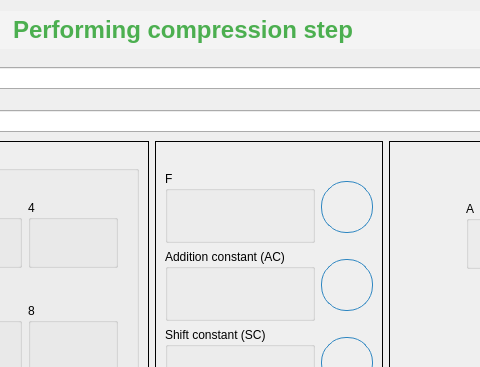
Qt form tabsWidget/tabWidgetMD5/form.ui (VuongVanDuy/hash_function) before a commit; both pictures show x 508 to 988 and y 0 to 367 of the 1382 by 779 pixel window.
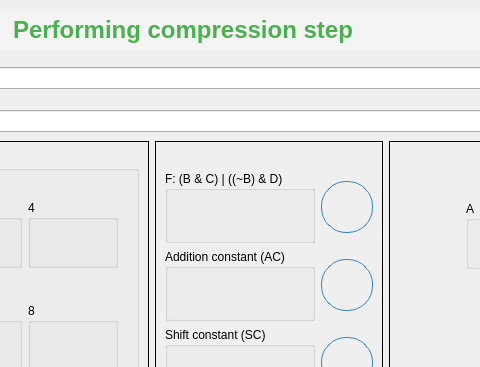
The same form after that commit. Icons and pictures are not drawn.

What changed in the file:
```diff
--- a/tabsWidget/tabWidgetMD5/form.ui
+++ b/tabsWidget/tabWidgetMD5/form.ui
@@ -951,7 +951,7 @@
            </size>
           </property>
           <property name="title">
-           <string>F</string>
+           <string>F: (B &amp;&amp; C) | ((~B) &amp;&amp; D)</string>
           </property>
           <layout class="QVBoxLayout" name="verticalLayout_8">
            <item>
```
